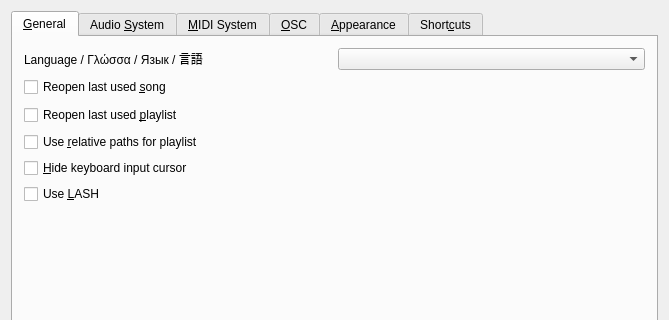
Before: the Qt Designer form src/gui/src/PreferencesDialog/PreferencesDialog_UI.ui in hydrogen-music/hydrogen, drawn with Qt 5; both pictures show x 0 to 669 and y 0 to 320 of the 669 by 635 pixel window.
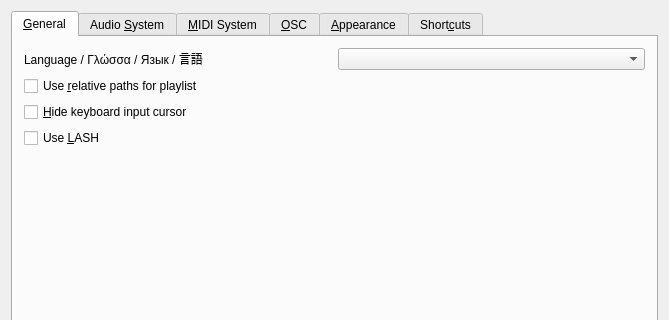
After: the same form once the commit is applied. Custom widgets are drawn as their Qt base class.

Commit message:
Preferences: drop restoreLastSong|Playlist
	* Removed
		- Preferences options `restoreLastSong` and `restoreLastPlaylist` were
			dropped. Instead, both will always be restored automatically. In order to
			start with a blank song/playlist, load a new one before quitting.

```diff
--- a/src/gui/src/PreferencesDialog/PreferencesDialog_UI.ui
+++ b/src/gui/src/PreferencesDialog/PreferencesDialog_UI.ui
@@ -56,38 +56,6 @@
          </item>
         </layout>
        </item>
-       <item>
-        <widget class="QCheckBox" name="restoreLastUsedSongCheckbox">
-         <property name="minimumSize">
-          <size>
-           <width>0</width>
-           <height>22</height>
-          </size>
-         </property>
-         <property name="text">
-          <string>Reopen last used &amp;song</string>
-         </property>
-         <property name="shortcut">
-          <string>Alt+R</string>
-         </property>
-        </widget>
-       </item>
-       <item>
-        <widget class="QCheckBox" name="restoreLastUsedPlaylistCheckbox">
-         <property name="minimumSize">
-          <size>
-           <width>0</width>
-           <height>22</height>
-          </size>
-         </property>
-         <property name="text">
-          <string>Reopen last used &amp;playlist</string>
-         </property>
-         <property name="shortcut">
-          <string>Alt+R</string>
-         </property>
-        </widget>
-       </item>
        <item>
         <widget class="QCheckBox" name="useRelativePlaylistPathsCheckbox">
          <property name="text">
```
The commit also changes 27 other files.
